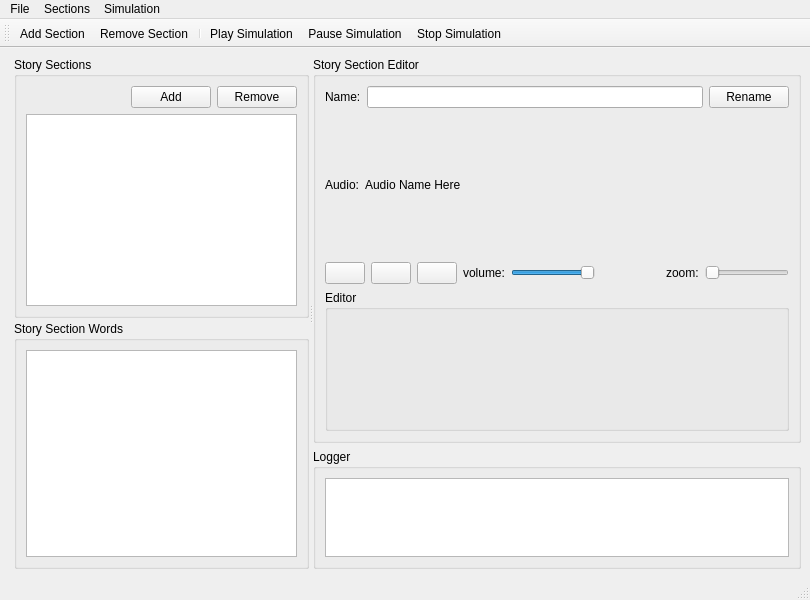
Old version of the form Cotorro/diaEditor.ui in the repository hummingflight/cotorro-storytelling-audio-sync-tool.
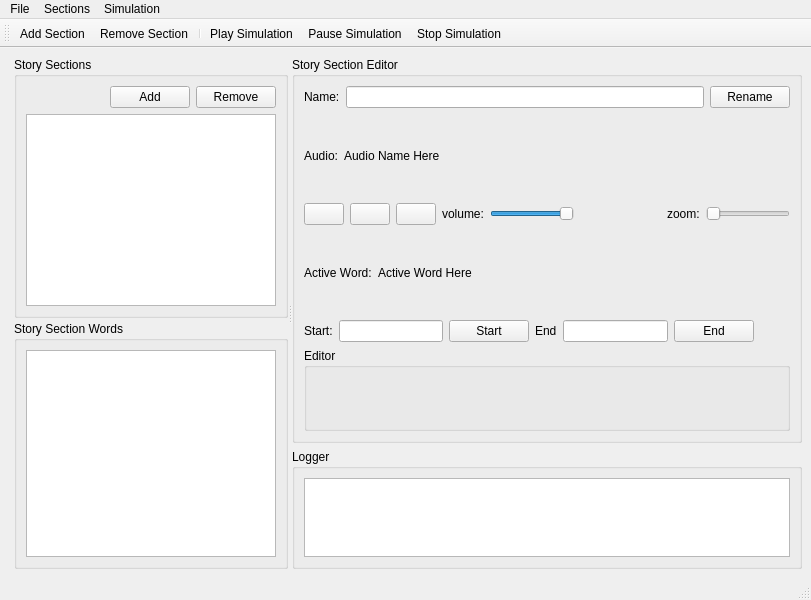
New version of the form. Icons and pictures are not drawn.

Commit message: feat: edit start and end

Diff of the .ui file:
```diff
--- a/Cotorro/diaEditor.ui
+++ b/Cotorro/diaEditor.ui
@@ -6,7 +6,7 @@
    <rect>
     <x>0</x>
     <y>0</y>
-    <width>810</width>
+    <width>811</width>
     <height>600</height>
    </rect>
   </property>
@@ -311,6 +311,96 @@
               </item>
              </layout>
             </item>
+            <item>
+             <layout class="QHBoxLayout" name="horizontalLayout_6">
+              <item>
+               <widget class="QLabel" name="label_4">
+                <property name="text">
+                 <string>Active Word:</string>
+                </property>
+               </widget>
+              </item>
+              <item>
+               <widget class="QLabel" name="lblWordKey">
+                <property name="text">
+                 <string>Active Word Here</string>
+                </property>
+               </widget>
+              </item>
+              <item>
+               <spacer name="horizontalSpacer_4">
+                <property name="orientation">
+                 <enum>Qt::Horizontal</enum>
+                </property>
+                <property name="sizeHint" stdset="0">
+                 <size>
+                  <width>40</width>
+                  <height>20</height>
+                 </size>
+                </property>
+               </spacer>
+              </item>
+             </layout>
+            </item>
+            <item>
+             <layout class="QHBoxLayout" name="horizontalLayout_7">
+              <item>
+               <widget class="QLabel" name="label_5">
+                <property name="text">
+                 <string>Start:</string>
+                </property>
+               </widget>
+              </item>
+              <item>
+               <widget class="QLineEdit" name="lineEdit_wordStart"/>
+              </item>
+              <item>
+               <widget class="QPushButton" name="btnStartKey">
+                <property name="text">
+                 <string>Start</string>
+                </property>
+                <property name="icon">
+                 <iconset resource="app-resources.qrc">
+                  <normaloff>:/icons/assets/icons/security_key.ico</normaloff>:/icons/assets/icons/security_key.ico</iconset>
+                </property>
+               </widget>
+              </item>
+              <item>
+               <widget class="QLabel" name="label_6">
+                <property name="text">
+                 <string>End</string>
+                </property>
+               </widget>
+              </item>
+              <item>
+               <widget class="QLineEdit" name="lineEdit_wordEnd"/>
+              </item>
+              <item>
+               <widget class="QPushButton" name="btnEndKey">
+                <property name="text">
+                 <string>End</string>
+                </property>
+                <property name="icon">
+                 <iconset resource="app-resources.qrc">
+                  <normaloff>:/icons/assets/icons/security_key.ico</normaloff>:/icons/assets/icons/security_key.ico</iconset>
+                </property>
+               </widget>
+              </item>
+              <item>
+               <spacer name="horizontalSpacer_5">
+                <property name="orientation">
+                 <enum>Qt::Horizontal</enum>
+                </property>
+                <property name="sizeHint" stdset="0">
+                 <size>
+                  <width>40</width>
+                  <height>20</height>
+                 </size>
+                </property>
+               </spacer>
+              </item>
+             </layout>
+            </item>
             <item>
              <widget class="QGroupBox" name="groupSFMLCanvas">
               <property name="title">
@@ -355,7 +445,7 @@
     <rect>
      <x>0</x>
      <y>0</y>
-     <width>810</width>
+     <width>811</width>
      <height>22</height>
     </rect>
    </property>
```
The commit also changes 6 other files.
